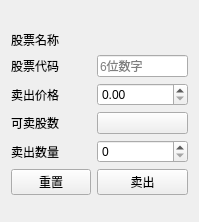
This is gui_sell.ui in Wade-Lee/selling as Qt 5 draws it before an edit. The edited form follows.
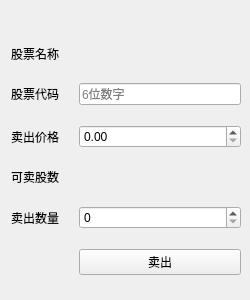
This is the edited form. Custom widgets are drawn as their Qt base class.

Commit message: 除撤单界面外，屏蔽鼠标事件响应

Patch:
```diff
--- a/gui_sell.ui
+++ b/gui_sell.ui
@@ -6,20 +6,29 @@
    <rect>
     <x>0</x>
     <y>0</y>
-    <width>199</width>
-    <height>222</height>
+    <width>250</width>
+    <height>300</height>
    </rect>
   </property>
   <property name="maximumSize">
    <size>
-    <width>200</width>
-    <height>250</height>
+    <width>250</width>
+    <height>300</height>
    </size>
   </property>
   <property name="windowTitle">
    <string>Form</string>
   </property>
   <layout class="QFormLayout" name="formLayout">
+   <property name="horizontalSpacing">
+    <number>20</number>
+   </property>
+   <property name="verticalSpacing">
+    <number>20</number>
+   </property>
+   <property name="rightMargin">
+    <number>9</number>
+   </property>
    <item row="0" column="1">
     <widget class="QLabel" name="accountInfo">
      <property name="maximumSize">
@@ -91,16 +100,6 @@
      </property>
     </widget>
    </item>
-   <item row="4" column="1">
-    <widget class="QPushButton" name="sellableQty">
-     <property name="focusPolicy">
-      <enum>Qt::ClickFocus</enum>
-     </property>
-     <property name="text">
-      <string/>
-     </property>
-    </widget>
-   </item>
    <item row="5" column="0">
     <widget class="QLabel" name="sellQtyName">
      <property name="text">
@@ -108,16 +107,6 @@
      </property>
     </widget>
    </item>
-   <item row="6" column="0">
-    <widget class="QPushButton" name="clearBtn">
-     <property name="focusPolicy">
-      <enum>Qt::ClickFocus</enum>
-     </property>
-     <property name="text">
-      <string>重置</string>
-     </property>
-    </widget>
-   </item>
    <item row="6" column="1">
     <widget class="QPushButton" name="sellBtn">
      <property name="text">
@@ -138,6 +127,13 @@
      </property>
     </widget>
    </item>
+   <item row="4" column="1">
+    <widget class="QLabel" name="sellableQty">
+     <property name="text">
+      <string/>
+     </property>
+    </widget>
+   </item>
   </layout>
  </widget>
  <customwidgets>
```
Left out of the diff: 57 changed lines with no effect on the pictures. The commit also changes 4 other files.
